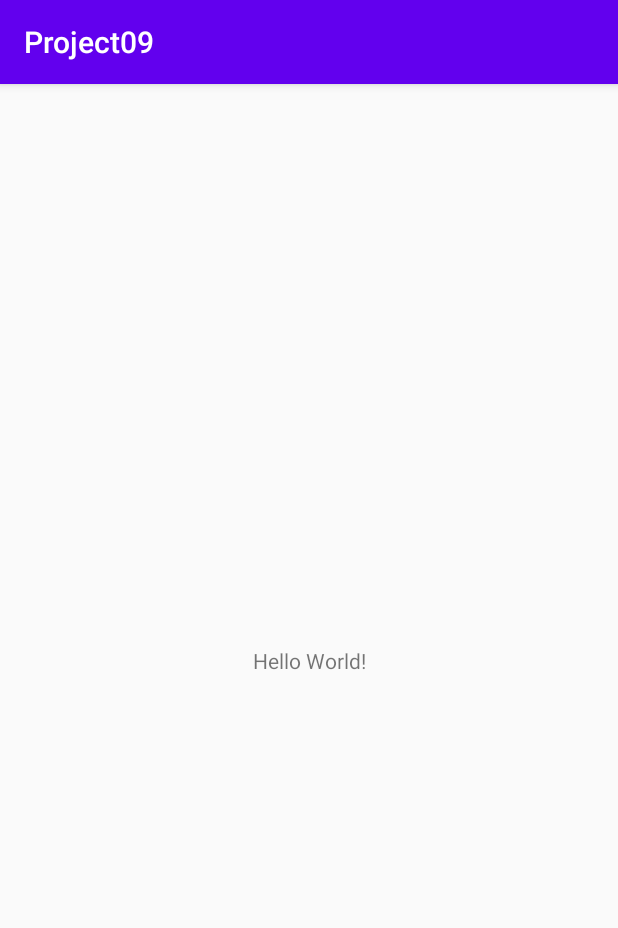
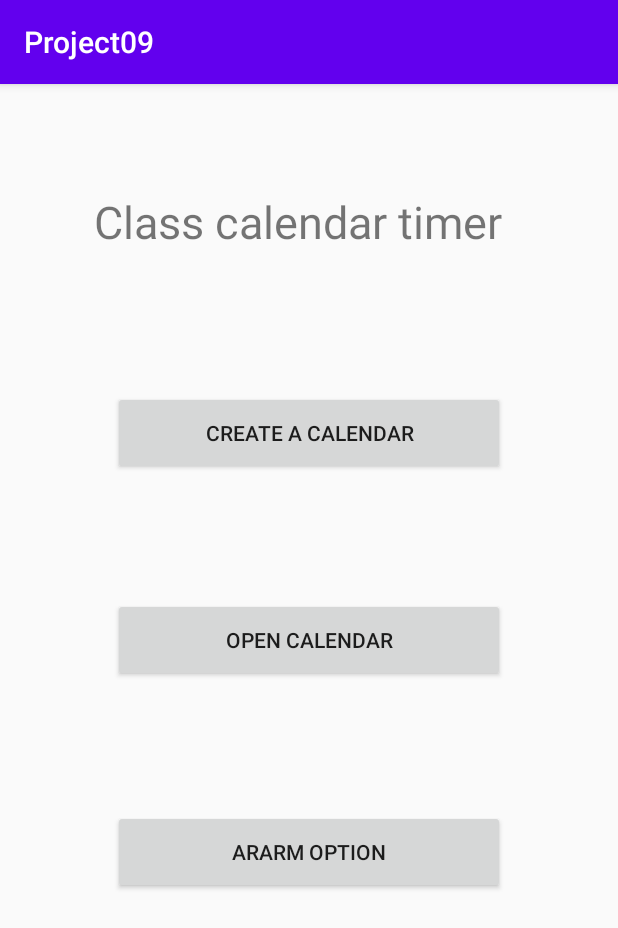
Before and after one commit to KUASE-AndroidDev2020/Project09, an Android app: the screen it shows after launch (MainActivity), on a phone screen of 412 x 824 dp. Shown: the top 928 px of the screen. Run offline under Robolectric (Android 15) with nearby library versions, the phone set to English and light mode, and no system bars.

Commit message:
I made another activity

```diff
--- a/app/src/main/AndroidManifest.xml
+++ b/app/src/main/AndroidManifest.xml
@@ -9,6 +9,7 @@
         android:roundIcon="@mipmap/ic_launcher_round"
         android:supportsRtl="true"
         android:theme="@style/AppTheme">
+        <activity android:name=".Create_a_calendar"></activity>
         <activity android:name=".MainActivity">
             <intent-filter>
                 <action android:name="android.intent.action.MAIN" />
--- /dev/null
+++ b/app/src/main/java/com/example/project09/Create_a_calendar.java
@@ -0,0 +1,14 @@
+package com.example.project09;
+
+import androidx.appcompat.app.AppCompatActivity;
+
+import android.os.Bundle;
+
+public class Create_a_calendar extends AppCompatActivity {
+
+    @Override
+    protected void onCreate(Bundle savedInstanceState) {
+        super.onCreate(savedInstanceState);
+        setContentView(R.layout.activity_create_a_calendar);
+    }
+}
--- a/app/src/main/java/com/example/project09/MainActivity.java
+++ b/app/src/main/java/com/example/project09/MainActivity.java
@@ -2,7 +2,9 @@ package com.example.project09;
 
 import androidx.appcompat.app.AppCompatActivity;
 
+import android.content.Intent;
 import android.os.Bundle;
+import android.view.View;
 
 public class MainActivity extends AppCompatActivity {
 
@@ -11,4 +13,8 @@ public class MainActivity extends AppCompatActivity {
         super.onCreate(savedInstanceState);
         setContentView(R.layout.activity_main);
     }
+    public void onButtonClick(View view) {
+        Intent Create_a_calendar = new Intent(this, Create_a_calendar.class);
+        startActivity(Create_a_calendar);
+    }
 }
--- /dev/null
+++ b/app/src/main/res/layout/activity_create_a_calendar.xml
@@ -0,0 +1,7 @@
+<?xml version="1.0" encoding="utf-8"?>
+<androidx.constraintlayout.widget.ConstraintLayout xmlns:android="http://schemas.android.com/apk/res/android"
+    xmlns:app="http://schemas.android.com/apk/res-auto"
+    xmlns:tools="http://schemas.android.com/tools"
+    android:layout_width="match_parent"
+    android:layout_height="match_parent"
+    tools:context=".Create_a_calendar"/>
--- a/app/src/main/res/layout/activity_main.xml
+++ b/app/src/main/res/layout/activity_main.xml
@@ -7,12 +7,54 @@
     tools:context=".MainActivity">
 
     <TextView
-        android:layout_width="wrap_content"
-        android:layout_height="wrap_content"
-        android:text="Hello World!"
+        android:id="@+id/textView"
+        android:layout_width="285dp"
+        android:layout_height="46dp"
+        android:text="Class calendar timer"
+        android:textSize="30sp"
         app:layout_constraintBottom_toBottomOf="parent"
-        app:layout_constraintLeft_toLeftOf="parent"
-        app:layout_constraintRight_toRightOf="parent"
-        app:layout_constraintTop_toTopOf="parent" />
+        app:layout_constraintEnd_toEndOf="parent"
+        app:layout_constraintHorizontal_bias="0.496"
+        app:layout_constraintStart_toStartOf="parent"
+        app:layout_constraintTop_toTopOf="parent"
+        app:layout_constraintVertical_bias="0.099" />
+
+    <Button
+        android:id="@+id/button1"
+        android:layout_width="261dp"
+        android:layout_height="56dp"
+        android:text="Create a calendar"
+        android:textSize="14sp"
+        android:onClick="onButtonClick"
+        app:layout_constraintBottom_toBottomOf="parent"
+        app:layout_constraintEnd_toEndOf="parent"
+        app:layout_constraintStart_toStartOf="parent"
+        app:layout_constraintTop_toTopOf="parent"
+        app:layout_constraintVertical_bias="0.287"
+        tools:ignore="OnClick" />
+
+    <Button
+        android:id="@+id/button2"
+        android:layout_width="261dp"
+        android:layout_height="56dp"
+        android:text="Open calendar"
+        android:textSize="14sp"
+        app:layout_constraintBottom_toBottomOf="parent"
+        app:layout_constraintEnd_toEndOf="parent"
+        app:layout_constraintStart_toStartOf="parent"
+        app:layout_constraintTop_toTopOf="parent"
+        app:layout_constraintVertical_bias="0.481" />
+
+    <Button
+        android:id="@+id/button3"
+        android:layout_width="261dp"
+        android:layout_height="56dp"
+        android:text="Ararm option"
+        android:textSize="14sp"
+        app:layout_constraintBottom_toBottomOf="parent"
+        app:layout_constraintEnd_toEndOf="parent"
+        app:layout_constraintStart_toStartOf="parent"
+        app:layout_constraintTop_toTopOf="parent"
+        app:layout_constraintVertical_bias="0.68" />
 
 </androidx.constraintlayout.widget.ConstraintLayout>
```
